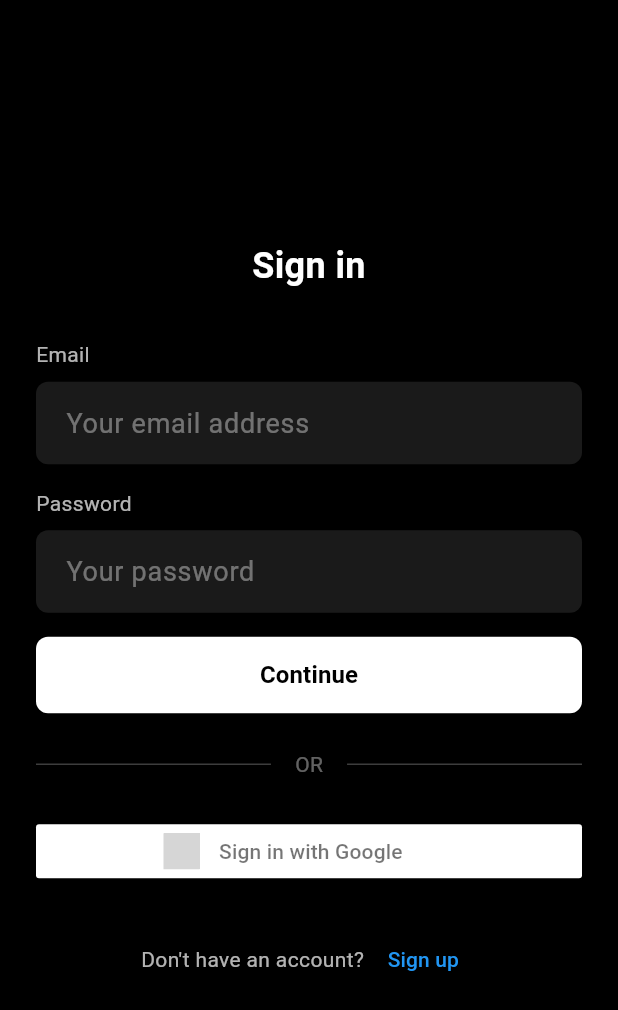
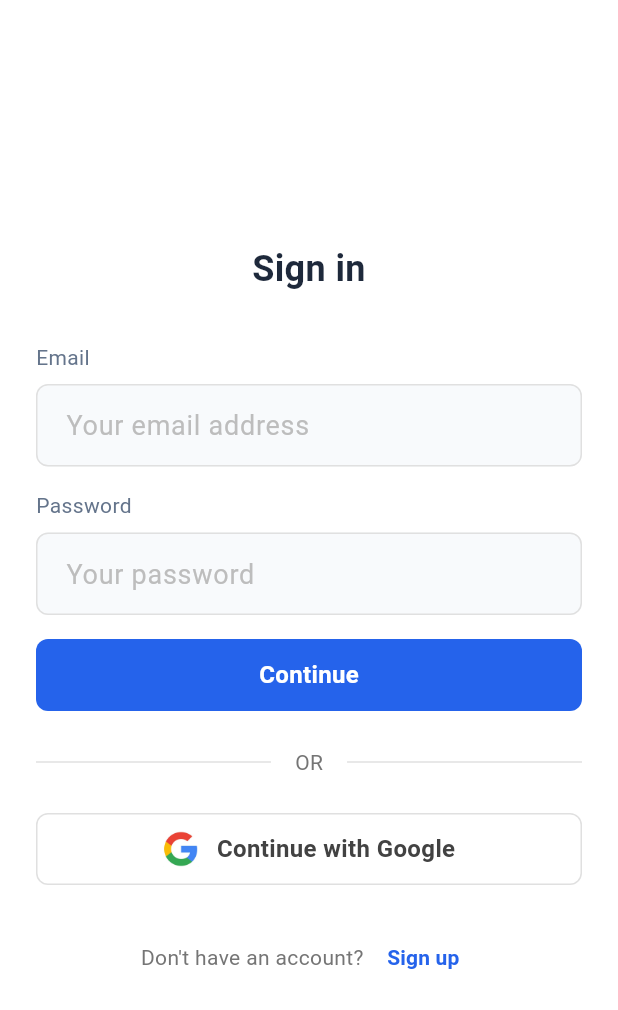
Before and after one commit to knkadmin/knkresearchai-client, a Flutter app: the SignInPage screen opened directly, on a phone screen of 412 x 824 dp. Shown: the top 1010 px of the screen. Run offline on Flutter 3.47's test engine with Material 3 defaults, Android fonts, the phone set to English and light mode, and no system bars; drawn by our look-alikes of sign_in_button; our stand-ins replace cloud_firestore, firebase_analytics, firebase_auth, firebase_core, flutter_markdown, go_router and 8 more; missing offline and left inert: animation_list, dart:html, dart:ui_web, webview_flutter_android, webview_flutter_wkwebview; accounts and stored records are empty; grey boxes are pictures that could not be loaded.

Commit message:
Enhance sign-in page UI and error handling. Updated background color, text styles, and input field designs for improved aesthetics. Added Google sign-in button with asset integration and enhanced sign-out error handling in the dashboard.

```diff
--- a/fa_ai_agent/lib/pages/dashboard_page.dart
+++ b/fa_ai_agent/lib/pages/dashboard_page.dart
@@ -565,9 +565,21 @@ class _DashboardPageState extends State<DashboardPage> {
                           ],
                           onSelected: (String value) async {
                             if (value == 'signout') {
-                              await AuthService().signOut();
-                              if (context.mounted) {
-                                context.go('/');
+                              try {
+                                await AuthService().signOut();
+                                if (context.mounted) {
+                                  // Navigate to welcome page and clear the navigation stack
+                                  context.go('/');
+                                }
+                              } catch (e) {
+                                if (context.mounted) {
+                                  ScaffoldMessenger.of(context).showSnackBar(
+                                    SnackBar(
+                                      content: Text('Error signing out: $e'),
+                                      backgroundColor: Colors.red,
+                                    ),
+                                  );
+                                }
                               }
                             }
                           },
--- a/fa_ai_agent/lib/pages/sign_in_page.dart
+++ b/fa_ai_agent/lib/pages/sign_in_page.dart
@@ -97,7 +97,7 @@ class _SignInPageState extends State<SignInPage> {
   @override
   Widget build(BuildContext context) {
     return Scaffold(
-      backgroundColor: Colors.black,
+      backgroundColor: Colors.white,
       body: Center(
         child: SingleChildScrollView(
           child: Container(
@@ -110,7 +110,7 @@ class _SignInPageState extends State<SignInPage> {
                 const Text(
                   'Sign in',
                   style: TextStyle(
-                    color: Colors.white,
+                    color: Color(0xFF1E293B),
                     fontSize: 24,
                     fontWeight: FontWeight.bold,
                   ),
@@ -120,22 +120,30 @@ class _SignInPageState extends State<SignInPage> {
                 const Text(
                   'Email',
                   style: TextStyle(
-                    color: Colors.white70,
+                    color: Color(0xFF64748B),
                     fontSize: 14,
                   ),
                 ),
                 const SizedBox(height: 8),
                 TextField(
                   controller: _emailController,
-                  style: const TextStyle(color: Colors.white),
+                  style: const TextStyle(color: Color(0xFF1E293B)),
                   decoration: InputDecoration(
                     hintText: 'Your email address',
-                    hintStyle: const TextStyle(color: Colors.white38),
+                    hintStyle: TextStyle(color: Colors.grey[400]),
                     filled: true,
-                    fillColor: Colors.white.withOpacity(0.1),
+                    fillColor: const Color(0xFFF8FAFC),
                     border: OutlineInputBorder(
                       borderRadius: BorderRadius.circular(8),
-                      borderSide: BorderSide.none,
+                      borderSide: BorderSide(color: Colors.grey[300]!),
+                    ),
+                    enabledBorder: OutlineInputBorder(
+                      borderRadius: BorderRadius.circular(8),
+                      borderSide: BorderSide(color: Colors.grey[300]!),
+                    ),
+                    focusedBorder: OutlineInputBorder(
+                      borderRadius: BorderRadius.circular(8),
+                      borderSide: const BorderSide(color: Color(0xFF2563EB)),
                     ),
                     contentPadding: const EdgeInsets.symmetric(
                       horizontal: 16,
@@ -147,7 +155,7 @@ class _SignInPageState extends State<SignInPage> {
                 const Text(
                   'Password',
                   style: TextStyle(
-                    color: Colors.white70,
+                    color: Color(0xFF64748B),
                     fontSize: 14,
                   ),
                 ),
@@ -155,15 +163,23 @@ class _SignInPageState extends State<SignInPage> {
                 TextField(
                   controller: _passwordController,
                   obscureText: true,
-                  style: const TextStyle(color: Colors.white),
+                  style: const TextStyle(color: Color(0xFF1E293B)),
                   decoration: InputDecoration(
                     hintText: 'Your password',
-                    hintStyle: const TextStyle(color: Colors.white38),
+                    hintStyle: TextStyle(color: Colors.grey[400]),
                     filled: true,
-                    fillColor: Colors.white.withOpacity(0.1),
+                    fillColor: const Color(0xFFF8FAFC),
                     border: OutlineInputBorder(
                       borderRadius: BorderRadius.circular(8),
-                      borderSide: BorderSide.none,
+                      borderSide: BorderSide(color: Colors.grey[300]!),
+                    ),
+                    enabledBorder: OutlineInputBorder(
+                      borderRadius: BorderRadius.circular(8),
+                      borderSide: BorderSide(color: Colors.grey[300]!),
+                    ),
+                    focusedBorder: OutlineInputBorder(
+                      borderRadius: BorderRadius.circular(8),
+                      borderSide: const BorderSide(color: Color(0xFF2563EB)),
                     ),
                     contentPadding: const EdgeInsets.symmetric(
                       horizontal: 16,
@@ -172,56 +188,109 @@ class _SignInPageState extends State<SignInPage> {
                   ),
                 ),
                 const SizedBox(height: 16),
-                ElevatedButton(
-                  onPressed: _isLoading ? null : _handleEmailSignIn,
-                  style: ElevatedButton.styleFrom(
-                    backgroundColor: Colors.white,
-                    padding: const EdgeInsets.symmetric(vertical: 14),
-                    shape: RoundedRectangleBorder(
+                Container(
+                  width: double.infinity,
+                  height: 48,
+                  decoration: BoxDecoration(
+                    color: const Color(0xFF2563EB),
                     borderRadius: BorderRadius.circular(8),
                   ),
-                  ),
-                  child: _isLoading
+                  child: Material(
+                    color: Colors.transparent,
+                    child: InkWell(
+                      onTap: _isLoading ? null : _handleEmailSignIn,
+                      borderRadius: BorderRadius.circular(8),
+                      child: Padding(
+                        padding: const EdgeInsets.symmetric(horizontal: 16),
+                        child: Row(
+                          mainAxisAlignment: MainAxisAlignment.center,
+                          children: [
+                            _isLoading
                                 ? const SizedBox(
                                     height: 20,
                                     width: 20,
-                          child: CircularProgressIndicator(),
+                                    child: CircularProgressIndicator(
+                                      valueColor: AlwaysStoppedAnimation<Color>(
+                                          Colors.white),
+                                    ),
                                   )
                                 : const Text(
                                     'Continue',
                                     style: TextStyle(
-                            color: Colors.black,
+                                      color: Colors.white,
                                       fontSize: 16,
                                       fontWeight: FontWeight.bold,
                                     ),
                                   ),
+                          ],
+                        ),
+                      ),
+                    ),
+                  ),
                 ),
                 const SizedBox(height: 24),
-                const Row(
+                Row(
                   children: [
-                    Expanded(child: Divider(color: Colors.white24)),
+                    Expanded(child: Divider(color: Colors.grey[300])),
                     Padding(
-                      padding: EdgeInsets.symmetric(horizontal: 16),
+                      padding: const EdgeInsets.symmetric(horizontal: 16),
                       child: Text(
                         'OR',
-                        style: TextStyle(color: Colors.white38),
+                        style: TextStyle(color: Colors.grey[600]),
                       ),
                     ),
-                    Expanded(child: Divider(color: Colors.white24)),
+                    Expanded(child: Divider(color: Colors.grey[300])),
                   ],
                 ),
                 const SizedBox(height: 24),
-                SignInButton(
-                  Buttons.google,
-                  onPressed: () => _handleGoogleSignIn(),
+                Container(
+                  width: double.infinity,
+                  height: 48,
+                  decoration: BoxDecoration(
+                    color: Colors.white,
+                    borderRadius: BorderRadius.circular(8),
+                    border: Border.all(
+                      color: Colors.grey[300]!,
+                      width: 1,
+                    ),
+                  ),
+                  child: Material(
+                    color: Colors.transparent,
+                    child: InkWell(
+                      onTap: _isLoading ? null : _handleGoogleSignIn,
+                      borderRadius: BorderRadius.circular(8),
+                      child: Padding(
+                        padding: const EdgeInsets.symmetric(horizontal: 16),
+                        child: Row(
+                          mainAxisAlignment: MainAxisAlignment.center,
+                          children: [
+                            Image.asset(
+                              'assets/google-sign-in.jpg',
+                              width: 24,
+                              height: 24,
+                            ),
+                            const SizedBox(width: 12),
+                            Text(
+                              'Continue with Google',
+                              style: TextStyle(
+                                fontSize: 16,
+                                fontWeight: FontWeight.bold,
+                                color: Colors.grey[800],
+                              ),
+                            ),
+                          ],
+                        ),
+                      ),
+                    ),
+                  ),
                 ),
                 const SizedBox(height: 24),
                 Row(
                   mainAxisAlignment: MainAxisAlignment.center,
                   children: [
-                    const Text(
+                    Text(
                       "Don't have an account? ",
-                      style: TextStyle(color: Colors.white70),
+                      style: TextStyle(color: Colors.grey[600]),
                     ),
                     TextButton(
                       onPressed: () {
@@ -229,7 +298,10 @@ class _SignInPageState extends State<SignInPage> {
                       },
                       child: const Text(
                         'Sign up',
-                        style: TextStyle(color: Colors.blue),
+                        style: TextStyle(
+                          color: Color(0xFF2563EB),
+                          fontWeight: FontWeight.bold,
+                        ),
                       ),
                     ),
                   ],
--- a/fa_ai_agent/pubspec.yaml
+++ b/fa_ai_agent/pubspec.yaml
@@ -91,6 +91,7 @@ flutter:
     - assets/kepler.jpg
     - assets/kd.jpg
     - assets/charts-demo.jpeg
+    - assets/google-sign-in.jpg
 
   # An image asset can refer to one or more resolution-specific "variants", see
   # https://flutter.dev/assets-and-images/#resolution-aware
```
Also changed, not shown: fa_ai_agent/assets/google-sign-in.jpg (added). Lines whose indentation alone changed are shown as unchanged.
